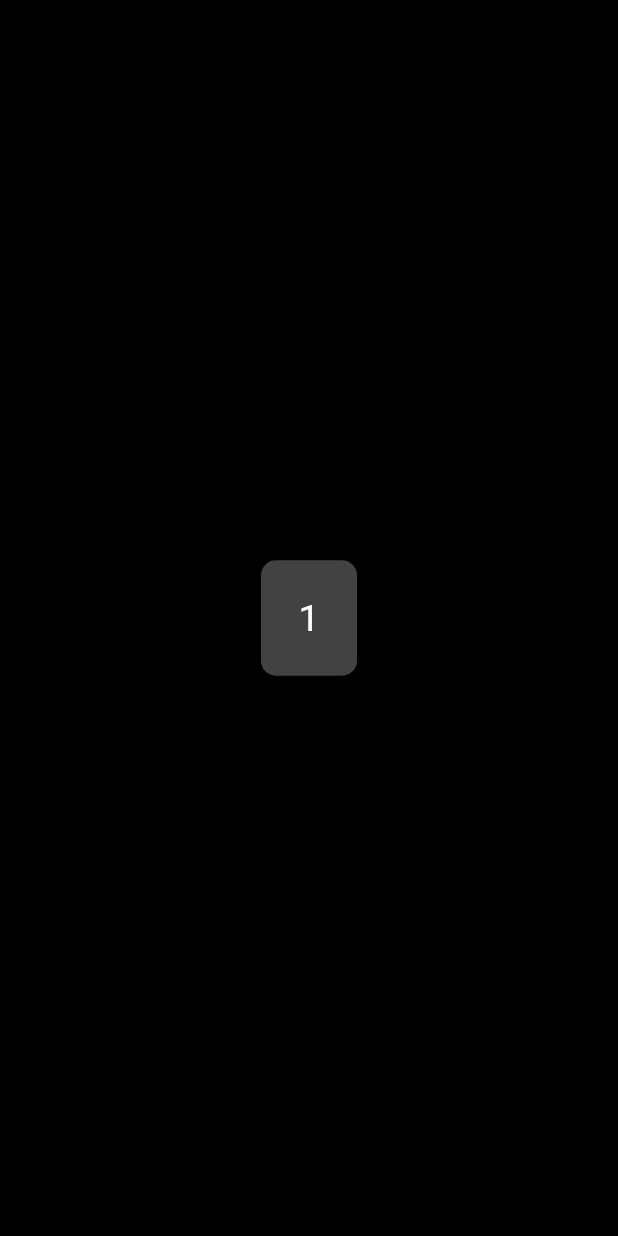
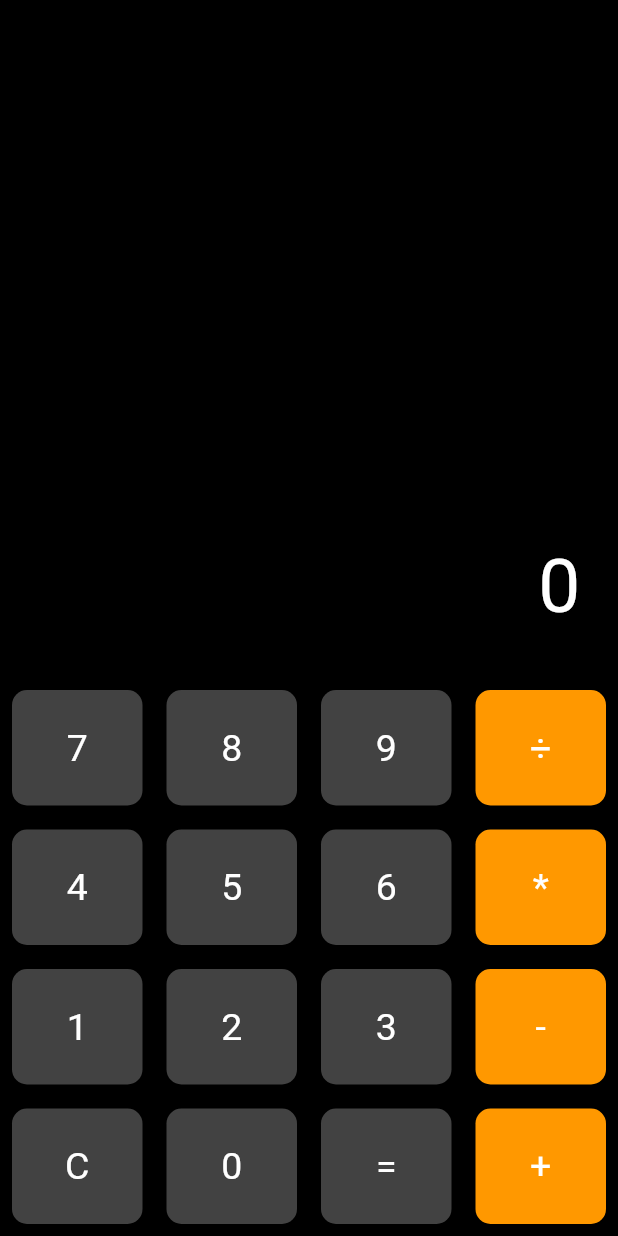
Before and after one commit to Atiqs3404/flutter_practice_windows, a Flutter app: the screen it shows after launch, on a phone screen of 412 x 824 dp. Run offline on Flutter 3.47's test engine with Material 3 defaults, Android fonts, the phone set to English and light mode, and no system bars.

Commit message:
sum app full from mac

```diff
--- a/lib/module_11/class_2/calcButton.dart
+++ b/lib/module_11/class_2/calcButton.dart
@@ -2,13 +2,21 @@ import 'package:flutter/material.dart';
 
 class calculatorButton extends StatelessWidget {
 
-  const calculatorButton({
+  String text;
+  Color ? color;
+  final VoidCallback onClick;
+
+  calculatorButton({
     super.key,
+    required this.onClick,
+    this.color,
+    required this.text,
   });
 
   @override
   Widget build(BuildContext context) {
-    return Padding(
+    return Expanded(
+      child: Padding(
         padding: const EdgeInsets.all(8.0),
         child: ElevatedButton(
             style: ElevatedButton.styleFrom(
@@ -16,9 +24,9 @@ class calculatorButton extends StatelessWidget {
               shape: RoundedRectangleBorder(
                   borderRadius: BorderRadius.circular(10)
               ),
-            backgroundColor: Colors.grey[800],
+              backgroundColor: color ?? Colors.grey[800],
             ),
-          onPressed: (){}, child: Text("1",
+            onPressed: onClick, child: Text(text,
           style: TextStyle(
               fontSize: 25,
               color: Colors.white
@@ -26,6 +34,7 @@ class calculatorButton extends StatelessWidget {
         )
 
         ),
+      ),
     );
   }
 }
--- a/lib/module_11/class_2/calculatorApp.dart
+++ b/lib/module_11/class_2/calculatorApp.dart
@@ -10,17 +10,154 @@ class Calculatorapp extends StatefulWidget {
 }
 
 class _CalculatorappState extends State<Calculatorapp> {
+
+  // Variables for calculator state
+  String _output = "0";
+  String _input = "0";
+  String _operator = "";
+  double _num1 = 0;
+  double _num2 = 0;
+
+// Function to handle button presses
+  void buttonPress(String buttonText) {
+    print(buttonText);
+
+    setState(() {
+      if(buttonText == "C"){
+        _output = "0";
+        _input = "0";
+        _operator = "";
+        _num1 = 0;
+        _num2 = 0;
+      }else if(buttonText == "="){
+        _num2 = double.parse(_input);
+        if(_operator == "+"){
+          _output = (_num1 + _num2).toString();
+        }else if(_operator == "-"){
+          _output = (_num1 - _num2).toString();
+        }else if(_operator == "*"){
+          _output = (_num1 * _num2).toString();
+        }else if(_operator == "÷"){
+          _output = _num2 != 0 ? (_num1 / _num2).toString() : "Error";
+        }
+      }else if(["+", "-", "*", "÷"].contains(buttonText)){
+        _num1 = double.parse(_input);
+        _operator = buttonText;
+        _input = "";
+      }else{
+        if(_input == "0"){
+           _input = buttonText;
+        }else{
+          _input += buttonText;
+        }
+        _output = _input;
+      }
+
+    });
+  }
+
+
   @override
   Widget build(BuildContext context) {
     return Scaffold(
       backgroundColor: Colors.black,
-      body: Center(
-        child: Column(
-          mainAxisAlignment: MainAxisAlignment.center,
-          children: [
-            calculatorButton()
-          ],
-        ),
+      body: Column(
+        children: [
+          Expanded(
+            child: Container(
+              alignment: Alignment.bottomRight,
+              padding: EdgeInsets.all(25),
+              child: Text(
+                _output,
+                style: TextStyle(fontSize: 50, color: Colors.white),
+              ),
+            ),
+          ),
+          Row(
+            children: [
+              calculatorButton(
+                onClick: () => buttonPress("7"),
+                text: '7',
+              ),
+              calculatorButton(
+                onClick: () => buttonPress("8"),
+                text: '8',
+              ),
+              calculatorButton(
+                onClick: () => buttonPress("9"),
+                text: '9',
+              ),
+              calculatorButton(
+                onClick: () => buttonPress("÷"),
+                text: '÷',
+                color: Colors.orange,
+              ),
+            ],
+          ),
+          Row(
+            children: [
+              calculatorButton(
+                onClick: () => buttonPress("4"),
+                text: '4',
+              ),
+              calculatorButton(
+                onClick: () => buttonPress("5"),
+                text: '5',
+              ),
+              calculatorButton(
+                onClick: () => buttonPress("6"),
+                text: '6',
+              ),
+              calculatorButton(
+                onClick: () => buttonPress("*"),
+                text: '*',
+                color: Colors.orange,
+              ),
+            ],
+          ),
+          Row(
+            children: [
+              calculatorButton(
+                onClick: () => buttonPress("1"),
+                text: '1',
+              ),
+              calculatorButton(
+                onClick: () => buttonPress("2"),
+                text: '2',
+              ),
+              calculatorButton(
+                onClick: () => buttonPress("3"),
+                text: '3',
+              ),
+              calculatorButton(
+                onClick: () => buttonPress("-"),
+                text: '-',
+                color: Colors.orange,
+              ),
+            ],
+          ),
+          Row(
+            children: [
+              calculatorButton(
+                onClick: () => buttonPress("C"),
+                text: 'C',
+              ),
+              calculatorButton(
+                onClick: () => buttonPress("0"),
+                text: '0',
+              ),
+              calculatorButton(
+                onClick: () => buttonPress("="),
+                text: '=',
+              ),
+              calculatorButton(
+                onClick: () => buttonPress("+"),
+                text: '+',
+                color: Colors.orange,
+              ),
+            ],
+          ),
+        ],
       ),
     );
   }
```
Lines whose indentation alone changed are shown as unchanged.
